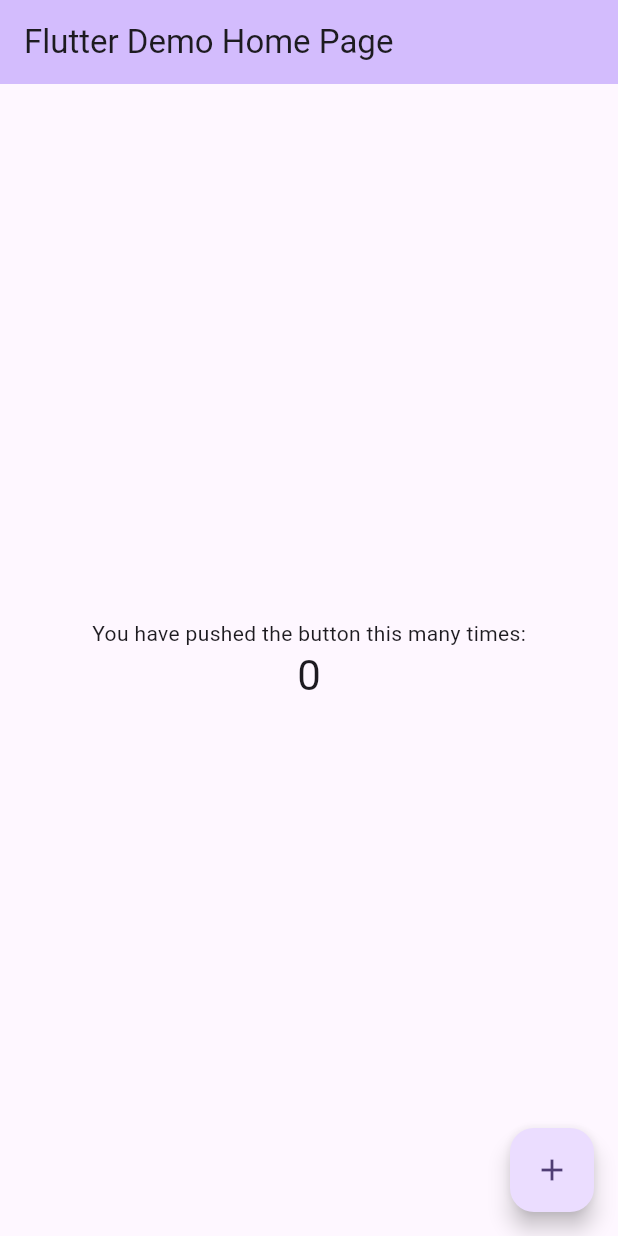
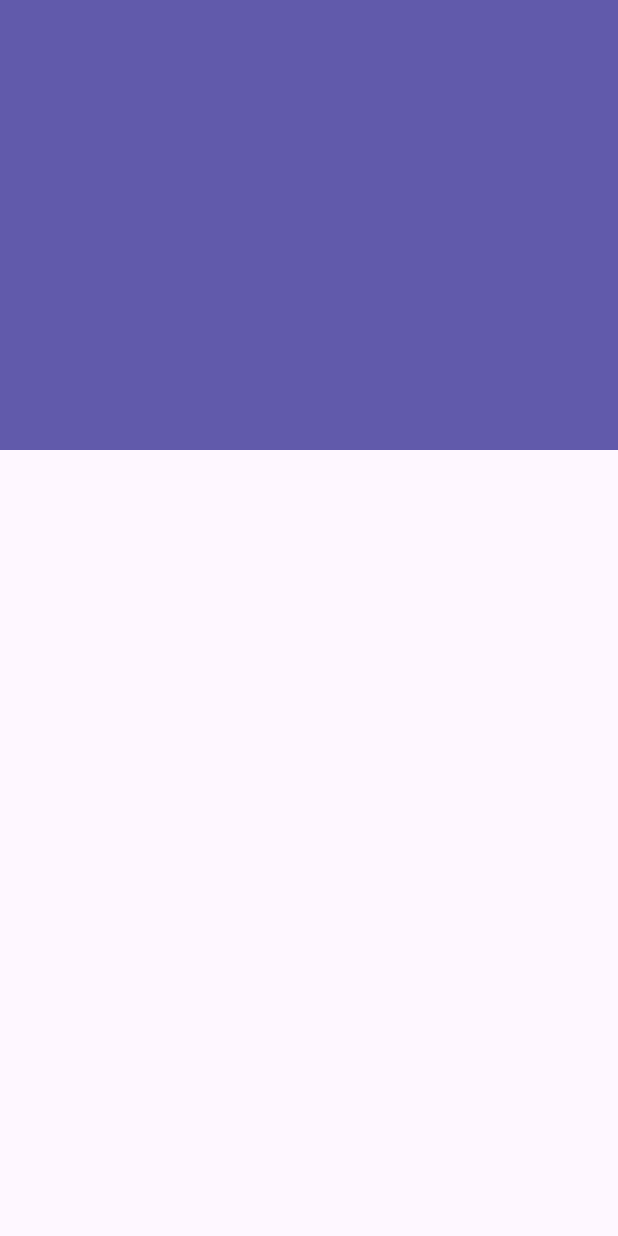
Before and after one commit to teorcl/design, a Flutter app: the screen it shows after launch, on a phone screen of 412 x 824 dp. Run offline on Flutter 3.47's test engine with Material 3 defaults, Android fonts, the phone set to English and light mode, and no system bars.

Commit message:
feat(lib): Se crea carpeta src con pages y widgets, se agrega el header cuadrado

```diff
--- a/lib/main.dart
+++ b/lib/main.dart
@@ -1,4 +1,6 @@
 import 'package:flutter/material.dart';
+
+import 'src/pages/headers_page.dart';
 
 void main() {
   runApp(const MyApp());
@@ -7,116 +9,12 @@ void main() {
 class MyApp extends StatelessWidget {
   const MyApp({super.key});
 
-  // This widget is the root of your application.
   @override
   Widget build(BuildContext context) {
     return MaterialApp(
-      title: 'Flutter Demo',
-      theme: ThemeData(
-        // This is the theme of your application.
-        //
-        // TRY THIS: Try running your application with "flutter run". You'll see
-        // the application has a purple toolbar. Then, without quitting the app,
-        // try changing the seedColor in the colorScheme below to Colors.green
-        // and then invoke "hot reload" (save your changes or press the "hot
-        // reload" button in a Flutter-supported IDE, or press "r" if you used
-        // the command line to start the app).
-        //
-        // Notice that the counter didn't reset back to zero; the application
-        // state is not lost during the reload. To reset the state, use hot
-        // restart instead.
-        //
-        // This works for code too, not just values: Most code changes can be
-        // tested with just a hot reload.
-        colorScheme: ColorScheme.fromSeed(seedColor: Colors.deepPurple),
-      ),
-      home: const MyHomePage(title: 'Flutter Demo Home Page'),
+      debugShowCheckedModeBanner: false,
+      title: 'Diseños App',
+      home: const HeadersPage(),
     );
   }
 }
-
-class MyHomePage extends StatefulWidget {
-  const MyHomePage({super.key, required this.title});
-
-  // This widget is the home page of your application. It is stateful, meaning
-  // that it has a State object (defined below) that contains fields that affect
-  // how it looks.
-
-  // This class is the configuration for the state. It holds the values (in this
-  // case the title) provided by the parent (in this case the App widget) and
-  // used by the build method of the State. Fields in a Widget subclass are
-  // always marked "final".
-
-  final String title;
-
-  @override
-  State<MyHomePage> createState() => _MyHomePageState();
-}
-
-class _MyHomePageState extends State<MyHomePage> {
-  int _counter = 0;
-
-  void _incrementCounter() {
-    setState(() {
-      // This call to setState tells the Flutter framework that something has
-      // changed in this State, which causes it to rerun the build method below
-      // so that the display can reflect the updated values. If we changed
-      // _counter without calling setState(), then the build method would not be
-      // called again, and so nothing would appear to happen.
-      _counter++;
-    });
-  }
-
-  @override
-  Widget build(BuildContext context) {
-    // This method is rerun every time setState is called, for instance as done
-    // by the _incrementCounter method above.
-    //
-    // The Flutter framework has been optimized to make rerunning build methods
-    // fast, so that you can just rebuild anything that needs updating rather
-    // than having to individually change instances of widgets.
-    return Scaffold(
-      appBar: AppBar(
-        // TRY THIS: Try changing the color here to a specific color (to
-        // Colors.amber, perhaps?) and trigger a hot reload to see the AppBar
-        // change color while the other colors stay the same.
-        backgroundColor: Theme.of(context).colorScheme.inversePrimary,
-        // Here we take the value from the MyHomePage object that was created by
-        // the App.build method, and use it to set our appbar title.
-        title: Text(widget.title),
-      ),
-      body: Center(
-        // Center is a layout widget. It takes a single child and positions it
-        // in the middle of the parent.
-        child: Column(
-          // Column is also a layout widget. It takes a list of children and
-          // arranges them vertically. By default, it sizes itself to fit its
-          // children horizontally, and tries to be as tall as its parent.
-          //
-          // Column has various properties to control how it sizes itself and
-          // how it positions its children. Here we use mainAxisAlignment to
-          // center the children vertically; the main axis here is the vertical
-          // axis because Columns are vertical (the cross axis would be
-          // horizontal).
-          //
-          // TRY THIS: Invoke "debug painting" (choose the "Toggle Debug Paint"
-          // action in the IDE, or press "p" in the console), to see the
-          // wireframe for each widget.
-          mainAxisAlignment: MainAxisAlignment.center,
-          children: <Widget>[
-            const Text('You have pushed the button this many times:'),
-            Text(
-              '$_counter',
-              style: Theme.of(context).textTheme.headlineMedium,
-            ),
-          ],
-        ),
-      ),
-      floatingActionButton: FloatingActionButton(
-        onPressed: _incrementCounter,
-        tooltip: 'Increment',
-        child: const Icon(Icons.add),
-      ), // This trailing comma makes auto-formatting nicer for build methods.
-    );
-  }
-}
--- /dev/null
+++ b/lib/src/pages/headers_page.dart
@@ -0,0 +1,12 @@
+import 'package:flutter/material.dart';
+
+import '../widgets/headers.dart';
+
+class HeadersPage extends StatelessWidget {
+  const HeadersPage({super.key});
+
+  @override
+  Widget build(BuildContext context) {
+    return Scaffold(body: HeaderCuadrado());
+  }
+}
--- /dev/null
+++ b/lib/src/widgets/headers.dart
@@ -0,0 +1,10 @@
+import 'package:flutter/material.dart';
+
+class HeaderCuadrado extends StatelessWidget {
+  const HeaderCuadrado({super.key});
+
+  @override
+  Widget build(BuildContext context) {
+    return Container(height: 300, color: Color(0xFF615AAB));
+  }
+}
```
